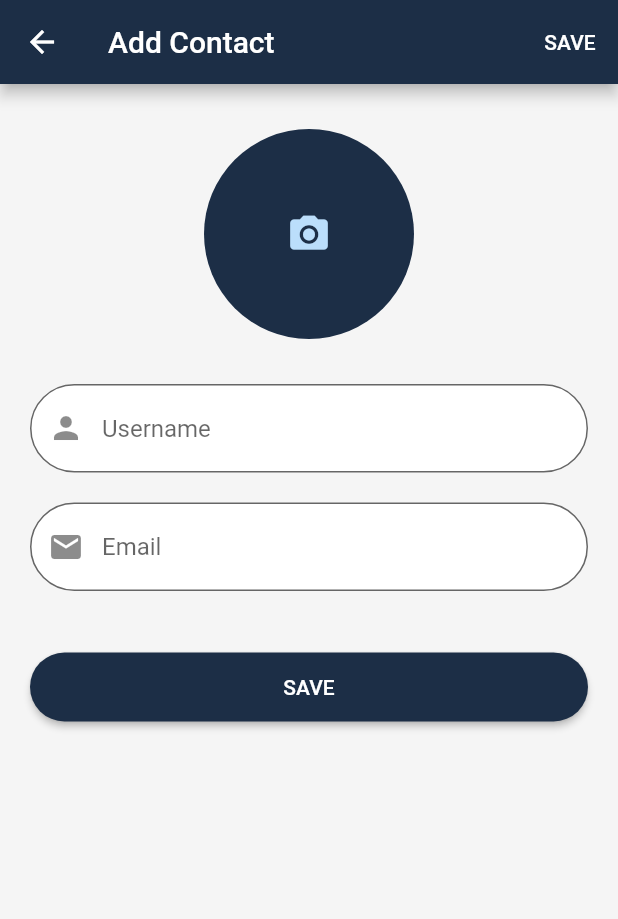
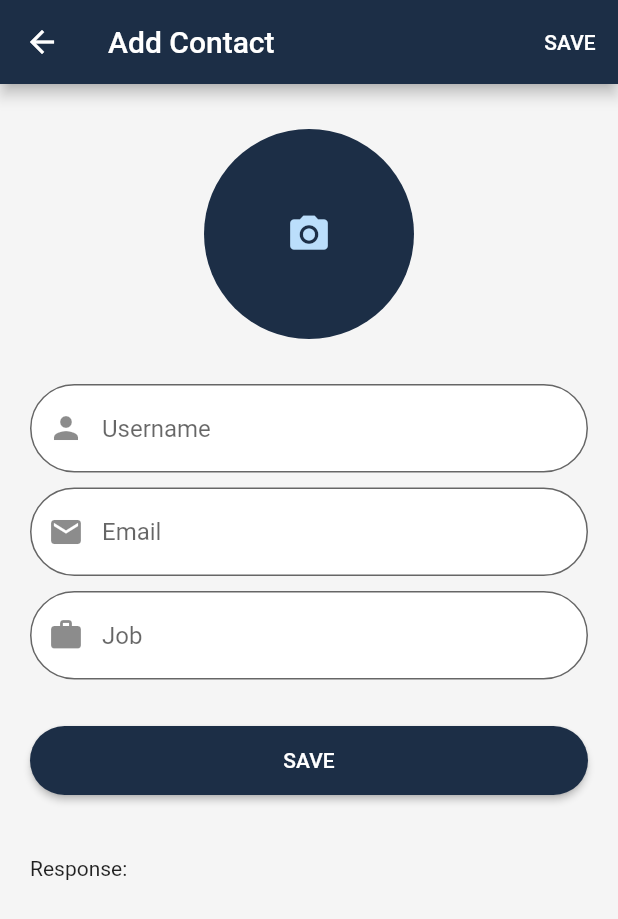
Before and after one commit to mdfikrie/employee, a Flutter app: the AddContactView screen opened by its route, on a phone screen of 412 x 824 dp. Shown: the top 919 px of the screen. Run offline on Flutter 3.47's test engine with Material 2 defaults, Android fonts, the phone set to English and light mode, and no system bars; our stand-ins replace get; network calls fail.

Commit message:
custom add contact page

```diff
--- a/lib/app/modules/add_contact/controllers/add_contact_controller.dart
+++ b/lib/app/modules/add_contact/controllers/add_contact_controller.dart
@@ -1,19 +1,49 @@
+import 'dart:convert';
+
 import 'package:flutter/cupertino.dart';
 import 'package:get/get.dart';
+import 'package:http/http.dart' as http;
 
 class AddContactController extends GetxController {
   late TextEditingController username;
   late TextEditingController email;
+  late TextEditingController job;
+
+  var isShowResponse = false.obs;
+
+  var userBaru = {}.obs;
 
   @override
   void onInit() {
     username = TextEditingController();
     email = TextEditingController();
+    job = TextEditingController();
     super.onInit();
   }
 
-  void save(String username, String email) {
-    print(username);
-    print(email);
+  @override
+  onClose() {
+    username.dispose();
+    email.dispose();
+    job.dispose();
+    super.onClose();
+  }
+
+  Future<void> save(String username, String email, String job) async {
+    try {
+      Uri url = Uri.parse("https://reqres.in/api/users");
+      final body = {
+        'name': username,
+        'email': email,
+        'job': job,
+        'avatar': "avatar.jpg"
+      };
+      final response = await http.post(url, body: body);
+      final result = json.decode(response.body);
+      userBaru.value = result;
+      print(userBaru);
+    } catch (e) {
+      print(e);
+    }
   }
 }
--- a/lib/app/modules/add_contact/views/add_contact_view.dart
+++ b/lib/app/modules/add_contact/views/add_contact_view.dart
@@ -14,11 +14,13 @@ class AddContactView extends GetView<AddContactController> {
         backgroundColor: Color(0xFF1c2e46),
         actions: [
           TextButton(
-            onPressed: () {
-              controller.save(
+            onPressed: () async {
+              await controller.save(
                 controller.username.text,
                 controller.email.text,
+                controller.job.text,
               );
+              controller.isShowResponse.value = true;
             },
             child: Text(
               "SAVE",
@@ -64,7 +66,7 @@ class AddContactView extends GetView<AddContactController> {
                   ),
                 ),
                 SizedBox(
-                  height: 20,
+                  height: 10,
                 ),
                 TextField(
                   controller: controller.email,
@@ -86,20 +88,45 @@ class AddContactView extends GetView<AddContactController> {
                     ),
                   ),
                 ),
+                SizedBox(
+                  height: 10,
+                ),
+                TextField(
+                  controller: controller.job,
+                  decoration: InputDecoration(
+                    prefixIcon: Icon(Icons.work),
+                    hintText: "Job",
+                    fillColor: Colors.white,
+                    filled: true,
+                    border: OutlineInputBorder(
+                      borderRadius: BorderRadius.circular(50),
+                    ),
+                    focusColor: Color(0xFF1c2e46),
+                    focusedBorder: OutlineInputBorder(
+                      borderRadius: BorderRadius.circular(50),
+                    ),
+                    contentPadding: EdgeInsets.symmetric(
+                      horizontal: 30,
+                      vertical: 20,
+                    ),
+                  ),
+                ),
               ],
             ),
           ),
           SizedBox(
-            height: 40,
+            height: 30,
           ),
           Padding(
             padding: const EdgeInsets.symmetric(horizontal: 20),
             child: ElevatedButton(
-              onPressed: () {
-                controller.save(
+              onPressed: () async {
+                await controller.save(
                   controller.username.text,
                   controller.email.text,
+                  controller.job.text,
                 );
+                controller.isShowResponse.value = true;
               },
               child: Text("SAVE"),
               style: ElevatedButton.styleFrom(
@@ -111,6 +138,29 @@ class AddContactView extends GetView<AddContactController> {
               ),
             ),
           ),
+          SizedBox(
+            height: 40,
+          ),
+          Padding(
+            padding: const EdgeInsets.only(left: 20),
+            child: Text("Response:"),
+          ),
+          Obx(
+            () => controller.isShowResponse.isTrue
+                ? Container(
+                    margin: EdgeInsets.all(20),
+                    decoration: BoxDecoration(
+                      color: Colors.white,
+                      borderRadius: BorderRadius.circular(20),
+                    ),
+                    child: ListTile(
+                      title: Text("${controller.userBaru['name']}"),
+                      subtitle: Text("${controller.userBaru['email']}"),
+                      trailing: Text("${controller.userBaru['job']}"),
+                    ),
+                  )
+                : SizedBox(),
+          ),
         ],
       ),
     );
--- a/lib/main.dart
+++ b/lib/main.dart
@@ -10,6 +10,7 @@ void main() {
       title: "Employee",
       initialRoute: Routes.HOME,
       getPages: AppPages.routes,
+      debugShowCheckedModeBanner: false,
     ),
   );
 }
```
